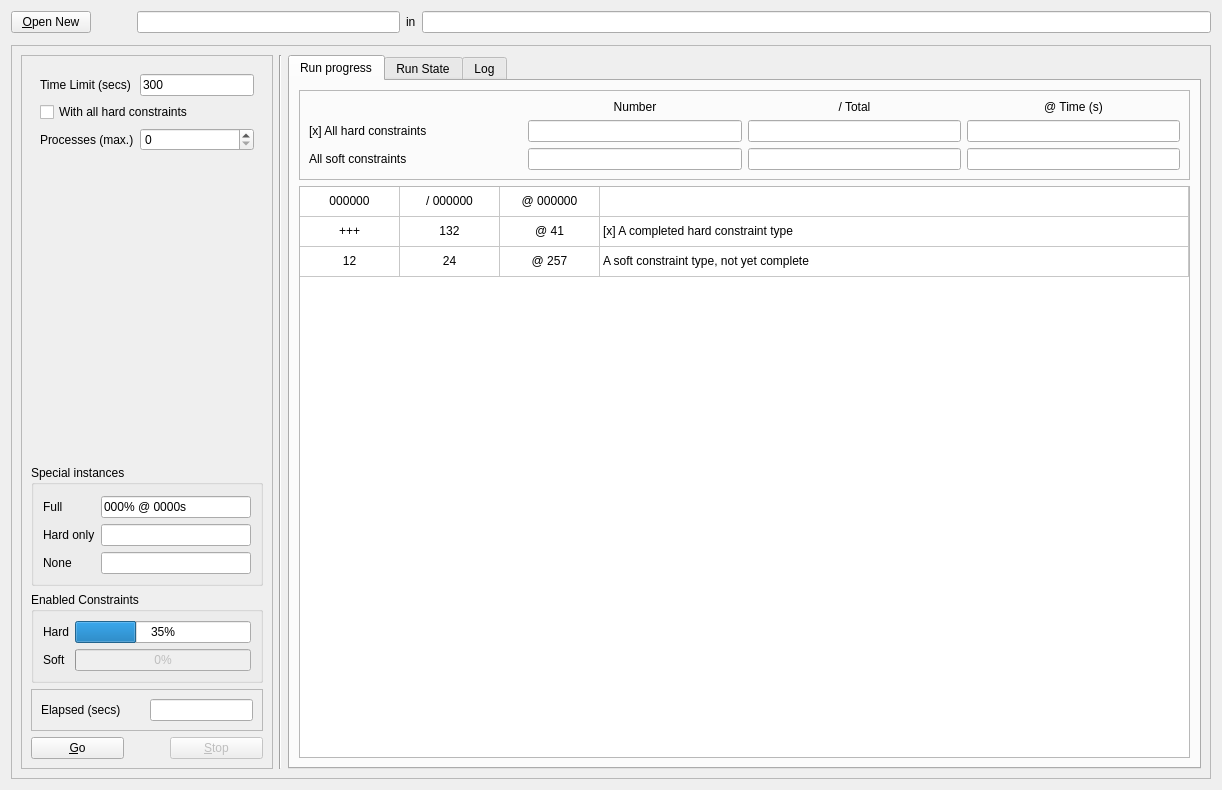
Qt form gui/mainwindow.ui (gradgrind/fetrunner) before a commit.
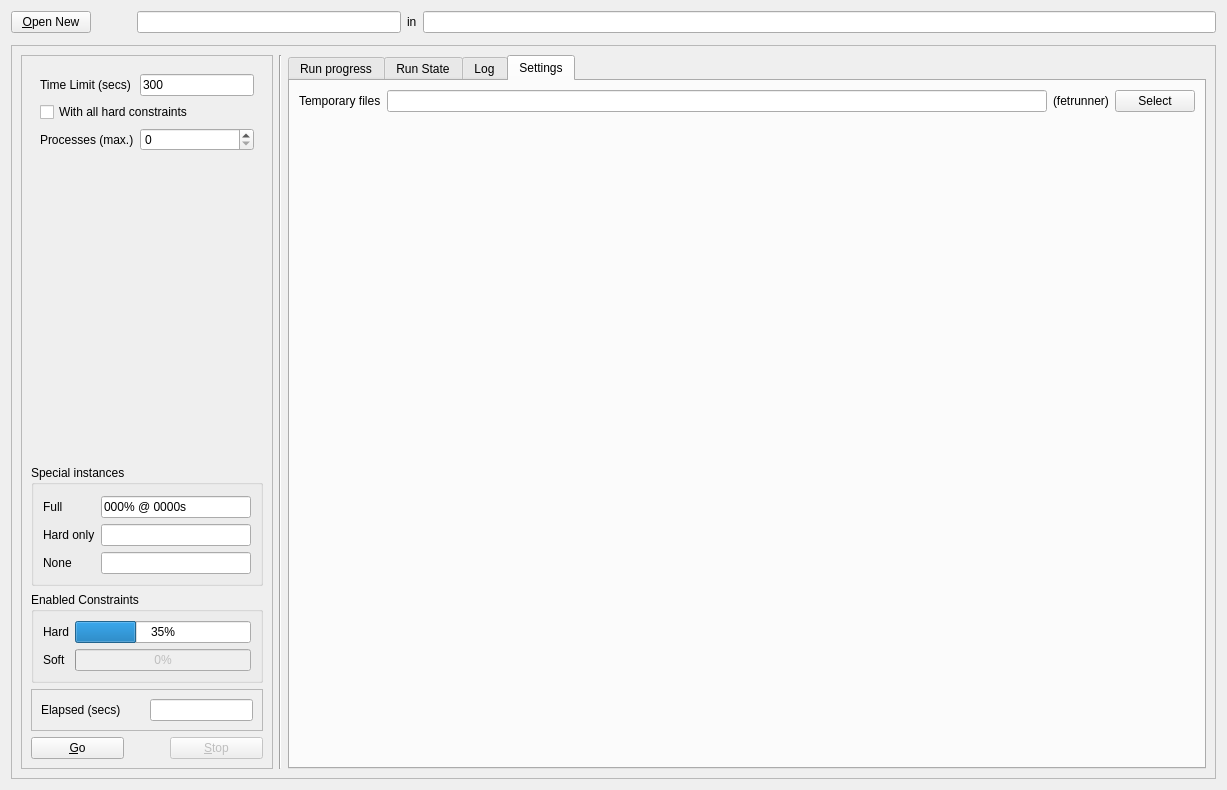
The same form after that commit. The open tabs and pages were chosen to show the change.

Commit message: Work on temporary dir, show in GUI

Patch:
```diff
--- a/gui/mainwindow.ui
+++ b/gui/mainwindow.ui
@@ -6,7 +6,7 @@
    <rect>
     <x>0</x>
     <y>0</y>
-    <width>1222</width>
+    <width>1227</width>
     <height>790</height>
    </rect>
   </property>
@@ -963,6 +963,61 @@
           </item>
          </layout>
         </widget>
+        <widget class="QWidget" name="tab">
+         <attribute name="title">
+          <string>Settings</string>
+         </attribute>
+         <layout class="QVBoxLayout" name="verticalLayout_6">
+          <item>
+           <layout class="QHBoxLayout" name="horizontalLayout_4">
+            <item>
+             <widget class="QLabel" name="label_2">
+              <property name="text">
+               <string>Temporary files</string>
+              </property>
+             </widget>
+            </item>
+            <item>
+             <widget class="QLineEdit" name="tmp_dir">
+              <property name="toolTip">
+               <string>Folder for temporary files, preferably RAM-drive (or other in-memory &quot;device&quot;)</string>
+              </property>
+              <property name="readOnly">
+               <bool>true</bool>
+              </property>
+             </widget>
+            </item>
+            <item>
+             <widget class="QLabel" name="tmp_dir_name">
+              <property name="text">
+               <string>(fetrunner)</string>
+              </property>
+             </widget>
+            </item>
+            <item>
+             <widget class="QPushButton" name="select_tmp_dir">
+              <property name="text">
+               <string>Select</string>
+              </property>
+             </widget>
+            </item>
+           </layout>
+          </item>
+          <item>
+           <spacer name="verticalSpacer_2">
+            <property name="orientation">
+             <enum>Qt::Orientation::Vertical</enum>
+            </property>
+            <property name="sizeHint" stdset="0">
+             <size>
+              <width>20</width>
+              <height>576</height>
+             </size>
+            </property>
+           </spacer>
+          </item>
+         </layout>
+        </widget>
        </widget>
       </item>
      </layout>
```
The commit also changes 4 other files.
